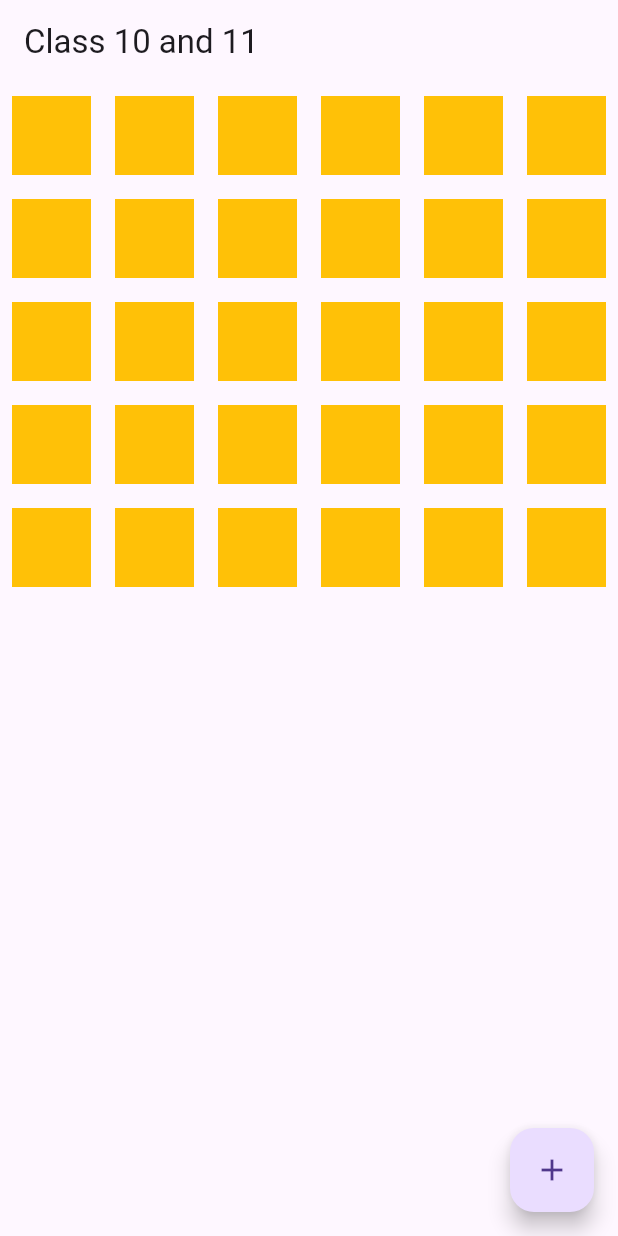
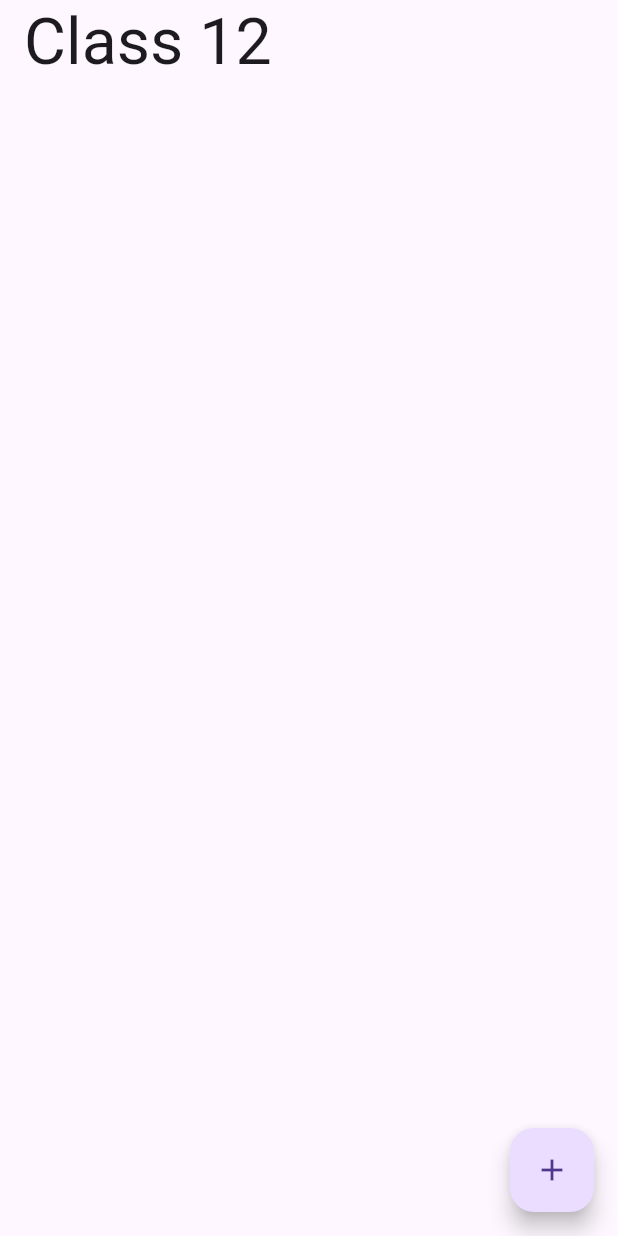
Before and after one commit to Hira-kiran/flutter-batch-4, a Flutter app: the screen it shows after launch, after a tap on the "add" icon, on a phone screen of 412 x 824 dp. Run offline on Flutter 3.47's test engine with Material 3 defaults, Android fonts, the phone set to English and light mode, and no system bars; our stand-ins replace country_picker, google_fonts; network calls fail; key blocks and very long unbroken strings in the code were emptied for the run.

Commit message:
class 12

```diff
--- a/lib/class10&11.dart
+++ b/lib/class10&11.dart
@@ -1,3 +1,5 @@
+// ignore_for_file: file_names
+
 import 'package:flutter/material.dart';
 
 class Class10And11 extends StatefulWidget {
--- /dev/null
+++ b/lib/class12.dart
@@ -0,0 +1,37 @@
+import 'package:country_picker/country_picker.dart';
+import 'package:flutter/material.dart';
+import 'package:google_fonts/google_fonts.dart';
+
+class Class12 extends StatelessWidget {
+  const Class12({super.key});
+
+  @override
+  Widget build(BuildContext context) {
+    return Scaffold(
+      appBar: AppBar(
+        title: Text(
+          "Class 12",
+          style:
+              GoogleFonts.purplePurse(textStyle: const TextStyle(fontSize: 43)),
+        ),
+      ),
+      floatingActionButton: FloatingActionButton(
+        onPressed: () {
+          showCountryPicker(
+              countryListTheme: const CountryListThemeData(
+                  backgroundColor: Colors.amber, flagSize: 50),
+              context: context,
+              onSelect: (v) {});
+        },
+        child: const Icon(Icons.add),
+      ),
+    );
+  }
+}
+
+
+// LEC 12:
+// •	Understanding pub.dev
+// •	How we can use packages on pub.dev
+// •	Country picker
+// •	Google Font
--- a/lib/main.dart
+++ b/lib/main.dart
@@ -1,9 +1,5 @@
 import 'package:flutter/material.dart';
-import 'package:flutter_batch4/class10&11.dart';
-import 'package:flutter_batch4/class5&6.dart';
-import 'package:flutter_batch4/class8&9.dart';
-
-import 'class7.dart';
+import 'class12.dart';
 
 void main() {
   runApp(const MYApp());
@@ -15,6 +11,6 @@ class MYApp extends StatelessWidget {
   @override
   Widget build(BuildContext context) {
     return const MaterialApp(
-        debugShowCheckedModeBanner: false, home: Class10And11());
+        debugShowCheckedModeBanner: false, home: Class12());
   }
 }
--- a/pubspec.yaml
+++ b/pubspec.yaml
@@ -35,6 +35,8 @@ dependencies:
   # The following adds the Cupertino Icons font to your application.
   # Use with the CupertinoIcons class for iOS style icons.
   cupertino_icons: ^1.0.2
+  country_picker: ^2.0.23
+  google_fonts: ^6.1.0
 
 dev_dependencies:
   flutter_test:
```
Also changed, not shown: pubspec.lock, 1 other file.
